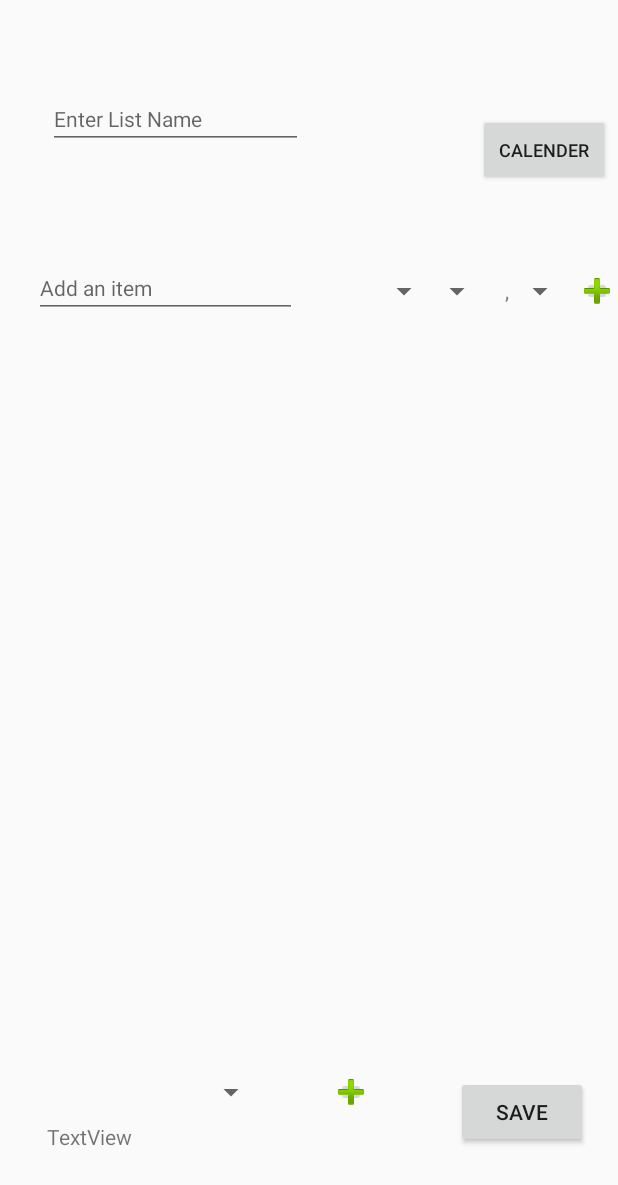
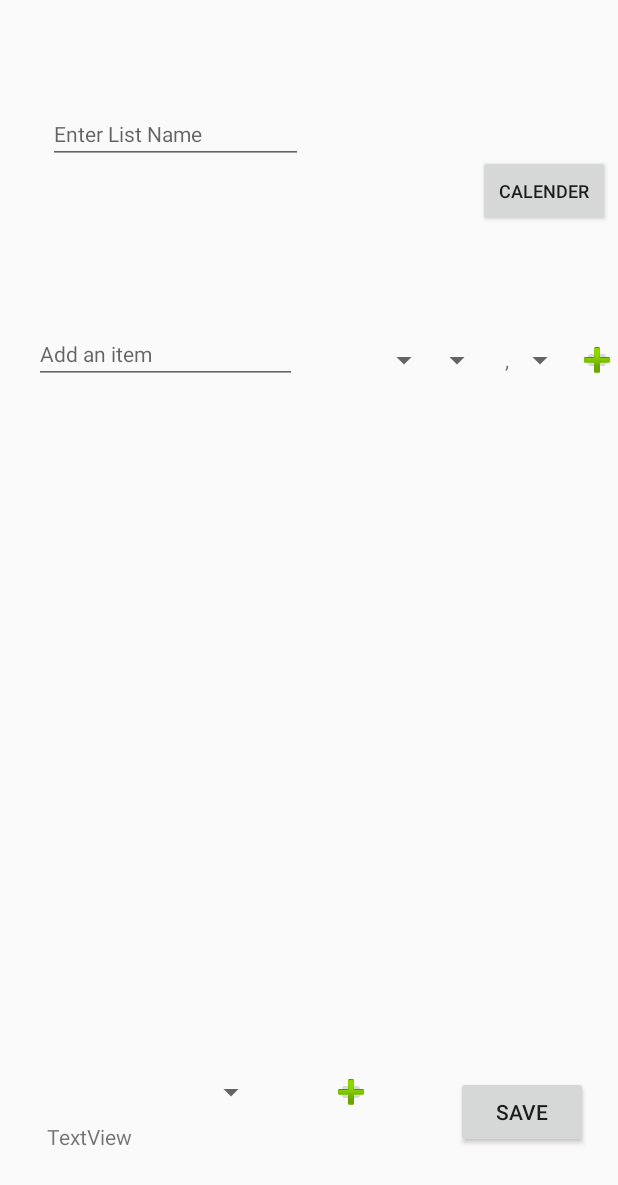
Before and after one commit to gkremosg/Smart_Shopping_Bag1, an Android app: the layout activity_listitems.xml on its own in the app's theme, with its tools: preview values and no code run, on a phone screen of 412 x 824 dp. Shown: the top 1185 px of the screen. Run offline under Robolectric (Android 15) with nearby library versions, the phone set to English and light mode, and no system bars.

Commit message:
Allages 26.06.2021

```diff
--- a/app/src/main/res/layout/activity_listitems.xml
+++ b/app/src/main/res/layout/activity_listitems.xml
@@ -20,7 +20,7 @@
     <androidx.recyclerview.widget.RecyclerView
         android:id="@+id/recyclerViewMyListItems"
         android:layout_width="324dp"
-        android:layout_height="466dp"
+        android:layout_height="430dp"
         android:layout_marginBottom="32dp"
         android:scrollbars="vertical"
         app:layout_constraintBottom_toTopOf="@+id/selectMembers"
@@ -46,10 +46,10 @@
         android:layout_height="wrap_content"
         android:layout_marginTop="30dp"
         android:layout_marginEnd="5dp"
-        android:layout_marginBottom="50dp"
+        android:layout_marginBottom="5dp"
         android:text="Calender"
         android:textSize="12sp"
-        app:layout_constraintBottom_toTopOf="@+id/recyclerViewMyListItems"
+        app:layout_constraintBottom_toTopOf="@+id/cost_after_comma2"
         app:layout_constraintEnd_toEndOf="parent"
         app:layout_constraintTop_toTopOf="parent" />
 
@@ -72,6 +72,7 @@
         android:layout_marginStart="16dp"
         android:layout_marginTop="30dp"
         android:layout_marginEnd="20dp"
+        android:layout_marginBottom="7dp"
         android:ems="10"
         android:hint="Enter List Name"
         android:inputType="textEmailAddress"
@@ -90,7 +91,6 @@
         android:layout_alignParentStart="true"
         android:layout_marginStart="5dp"
         android:layout_marginEnd="5dp"
-        android:layout_marginBottom="8dp"
         android:ems="10"
         android:hint="Add an item"
         android:inputType="textPersonName"
@@ -105,7 +105,7 @@
         android:layout_width="90dp"
         android:layout_height="20dp"
         android:layout_marginEnd="5dp"
-        android:layout_marginBottom="16dp"
+        android:layout_marginBottom="6dp"
         android:layout_toEndOf="@id/editTextListItem2"
         app:layout_constraintBottom_toTopOf="@+id/recyclerViewMyListItems"
         app:layout_constraintEnd_toStartOf="@+id/cost_before_comma2" />
@@ -115,7 +115,7 @@
         android:layout_width="30dp"
         android:layout_height="20dp"
         android:layout_marginEnd="8dp"
-        android:layout_marginBottom="16dp"
+        android:layout_marginBottom="6dp"
         android:layout_toEndOf="@id/itemCategory2"
         app:layout_constraintBottom_toTopOf="@+id/recyclerViewMyListItems"
         app:layout_constraintEnd_toStartOf="@+id/cost_comma2" />
@@ -125,7 +125,7 @@
         android:layout_width="30dp"
         android:layout_height="20dp"
         android:layout_marginEnd="4dp"
-        android:layout_marginBottom="16dp"
+        android:layout_marginBottom="6dp"
         android:layout_toEndOf="@id/cost_comma2"
         app:layout_constraintBottom_toTopOf="@+id/recyclerViewMyListItems"
         app:layout_constraintEnd_toStartOf="@+id/insertItemButton" />
@@ -135,7 +135,7 @@
         android:layout_width="5dp"
         android:layout_height="20dp"
         android:layout_marginEnd="12dp"
-        android:layout_marginBottom="16dp"
+        android:layout_marginBottom="6dp"
         android:layout_toEndOf="@id/cost_before_comma2"
         android:text=","
         app:layout_constraintBottom_toTopOf="@+id/recyclerViewMyListItems"
@@ -146,7 +146,7 @@
         android:layout_width="20dp"
         android:layout_height="20dp"
         android:layout_marginEnd="4dp"
-        android:layout_marginBottom="16dp"
+        android:layout_marginBottom="6dp"
         app:layout_constraintBottom_toTopOf="@+id/recyclerViewMyListItems"
         app:layout_constraintEnd_toEndOf="parent"
         app:srcCompat="@android:drawable/ic_input_add" />
@@ -184,5 +184,15 @@
         app:layout_constraintEnd_toEndOf="parent"
         app:layout_constraintStart_toStartOf="parent" />
 
+    <TextView
+        android:id="@+id/status_listitems"
+        android:layout_width="match_parent"
+        android:layout_height="wrap_content"
+        android:layout_marginTop="4dp"
+        android:text=""
+        android:textSize="20sp"
+        app:layout_constraintTop_toBottomOf="@+id/recyclerViewMyListItems"
+        tools:layout_editor_absoluteX="16dp" />
+
 
 </androidx.constraintlayout.widget.ConstraintLayout>
```
Also changed, not shown: app/src/main/java/com/example/smartshoppingbag/ListItemsActivity.java (+79 -7 lines).
